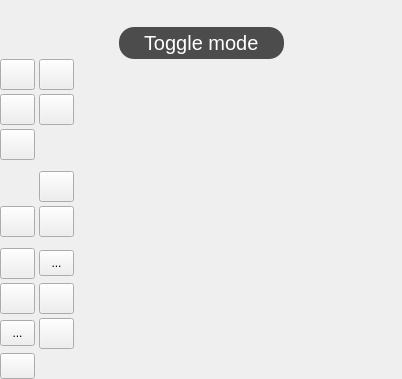
The window that src/gpilot/ui/forms/partials/main/partmainvisualizer.ui (etet100/AstroCore-GCode-Sender) describes before a commit, drawn with Qt 5.
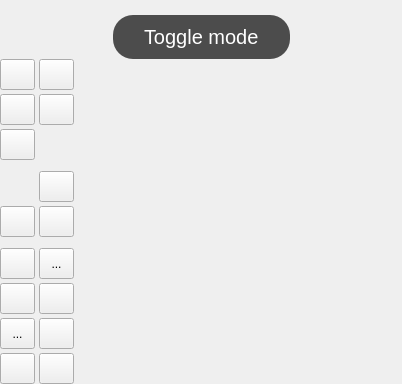
The same window after the commit. Icons and pictures are not drawn. Custom widgets are drawn as their Qt base class.

Commit message: Visualizer styling, new icons, toogle toolpath view

```diff
--- a/src/gpilot/ui/forms/partials/main/partmainvisualizer.ui
+++ b/src/gpilot/ui/forms/partials/main/partmainvisualizer.ui
@@ -7,7 +7,7 @@
     <x>0</x>
     <y>0</y>
     <width>402</width>
-    <height>379</height>
+    <height>384</height>
    </rect>
   </property>
   <property name="sizePolicy">
@@ -59,20 +59,27 @@
        <verstretch>0</verstretch>
       </sizepolicy>
      </property>
+     <property name="minimumSize">
+      <size>
+       <width>0</width>
+       <height>44</height>
+      </size>
+     </property>
      <property name="maximumSize">
       <size>
        <width>16777215</width>
-       <height>40</height>
+       <height>70</height>
       </size>
      </property>
      <property name="styleSheet">
       <string notr="true">QLabel#lblInfo {
         background-color: rgba(30, 30, 30, 200);
         color: white;
-        padding: 4px 20px 4px 20px;
+        padding: 8px 26px 8px 26px;
         font-size: 20px;
-        border-radius: 15px;
-}</string>
+        border-radius: 20px;
+}
+</string>
      </property>
      <layout class="QHBoxLayout" name="horizontalLayout">
       <property name="spacing">
@@ -105,6 +112,12 @@
       </item>
       <item>
        <widget class="QLabel" name="lblInfo">
+        <property name="sizePolicy">
+         <sizepolicy hsizetype="Preferred" vsizetype="Expanding">
+          <horstretch>0</horstretch>
+          <verstretch>0</verstretch>
+         </sizepolicy>
+        </property>
         <property name="maximumSize">
          <size>
           <width>16777215</width>
@@ -165,9 +178,7 @@
       </size>
      </property>
      <property name="styleSheet">
-      <string notr="true">/* this color will be replaced in runtime */
-StyledToolButton { /* bbg */ background-color: rgba(255, 255, 255, 0); }
-</string>
+      <string notr="true"/>
      </property>
      <layout class="QGridLayout" name="gridLayout">
       <property name="leftMargin">
@@ -567,7 +578,13 @@
         <property name="minimumSize">
          <size>
           <width>35</width>
-          <height>26</height>
+          <height>31</height>
+         </size>
+        </property>
+        <property name="maximumSize">
+         <size>
+          <width>35</width>
+          <height>31</height>
          </size>
         </property>
         <property name="toolTip">
@@ -596,7 +613,13 @@
         <property name="minimumSize">
          <size>
           <width>35</width>
-          <height>26</height>
+          <height>31</height>
+         </size>
+        </property>
+        <property name="maximumSize">
+         <size>
+          <width>35</width>
+          <height>31</height>
          </size>
         </property>
         <property name="toolTip">
@@ -625,7 +648,13 @@
         <property name="minimumSize">
          <size>
           <width>35</width>
-          <height>26</height>
+          <height>31</height>
+         </size>
+        </property>
+        <property name="maximumSize">
+         <size>
+          <width>35</width>
+          <height>31</height>
          </size>
         </property>
         <property name="toolTip">
@@ -637,6 +666,35 @@
         </property>
         <property name="invertedDartThemeIconColors" stdset="0">
          <bool>false</bool>
+        </property>
+        <property name="imagePadding" stdset="0">
+         <number>-2</number>
+        </property>
+       </widget>
+      </item>
+      <item row="11" column="1">
+       <widget class="StyledToolButton" name="cmdToggleToolpath">
+        <property name="minimumSize">
+         <size>
+          <width>35</width>
+          <height>31</height>
+         </size>
+        </property>
+        <property name="maximumSize">
+         <size>
+          <width>35</width>
+          <height>31</height>
+         </size>
+        </property>
+        <property name="toolTip">
+         <string>Toggle toopath view</string>
+        </property>
+        <property name="icon">
+         <iconset resource="../../../resources/images.qrc">
+          <normaloff>:/images/visualizer/visualizer_gcode.svg</normaloff>:/images/visualizer/visualizer_gcode.svg</iconset>
+        </property>
+        <property name="imagePadding" stdset="0">
+         <number>-2</number>
         </property>
        </widget>
       </item>
```
Left out of the diff: 194 changed lines with no effect on the pictures. The commit also changes 6 other files.
